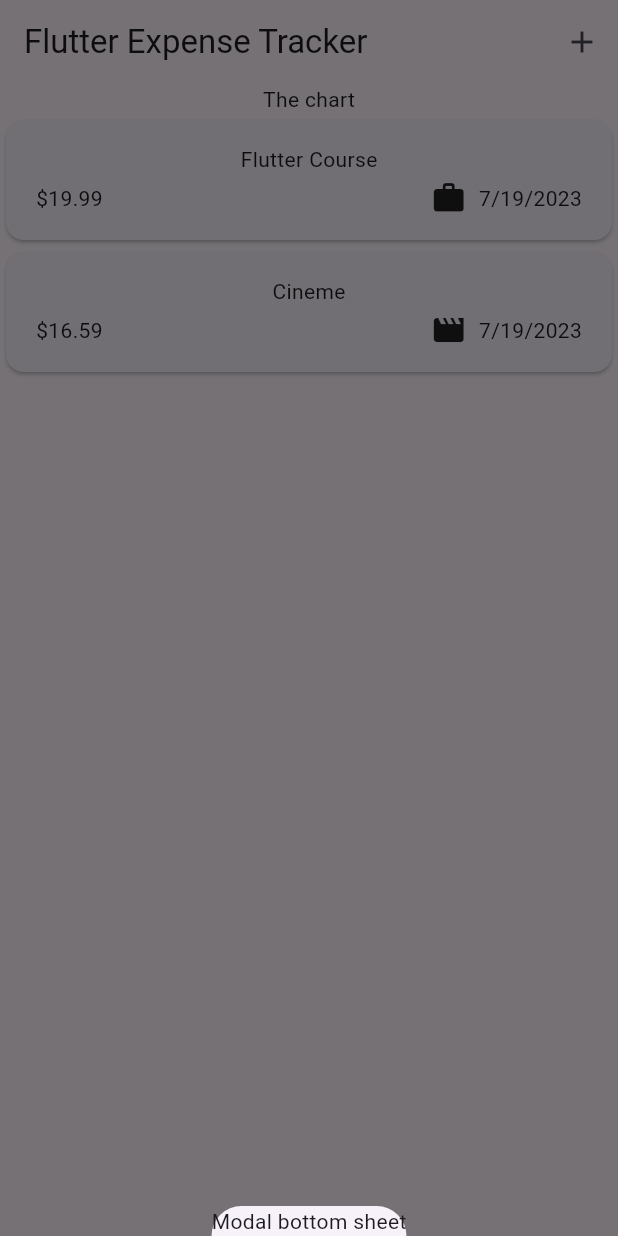
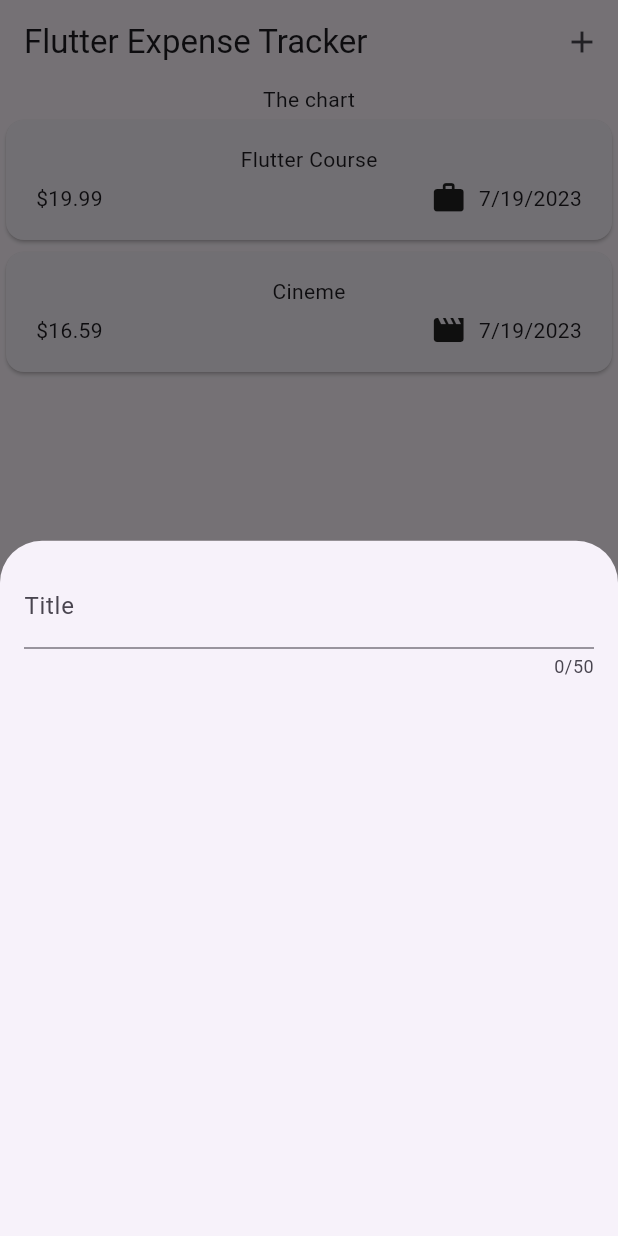
Before and after one commit to DarkoPG27/expense_tracker, a Flutter app: the screen it shows after launch, after a tap on the "add" icon, on a phone screen of 412 x 824 dp. Run offline on Flutter 3.47's test engine with Material 2 defaults, Android fonts, the phone set to English and light mode, and no system bars.

Commit message:
handling user TextInput with the TextField Widget

```diff
--- a/lib/widgets/expenses.dart
+++ b/lib/widgets/expenses.dart
@@ -1,5 +1,6 @@
 import 'package:expense_tracker/models/expense.dart';
 import 'package:expense_tracker/widgets/expenses_list/expenses_list.dart';
+import 'package:expense_tracker/widgets/new_expense.dart';
 import 'package:flutter/material.dart';
 
 class Expenses extends StatefulWidget {
@@ -30,7 +31,7 @@ class _ExpensesState extends State<Expenses> {
   void _openAddExpenseOverlay() {
     showModalBottomSheet(
       context: context,
-      builder: (ctx) => Text('Modal bottom sheet'),
+      builder: (ctx) => NewExpense(),
     );
   }
 
--- a/lib/widgets/new_expense.dart
+++ b/lib/widgets/new_expense.dart
@@ -0,0 +1,29 @@
+import 'package:flutter/material.dart';
+
+class NewExpense extends StatefulWidget {
+  const NewExpense({super.key});
+
+  @override
+  State<NewExpense> createState() {
+    return _NewExpenseState();
+  }
+}
+
+class _NewExpenseState extends State<NewExpense> {
+  @override
+  Widget build(BuildContext context) {
+    return const Padding(
+      padding: EdgeInsets.all(16),
+      child: Column(
+        children: [
+          TextField(
+            maxLength: 50,
+            decoration: InputDecoration(
+              label: Text('Title'),
+            ),
+          ),
+        ],
+      ),
+    );
+  }
+}
```
